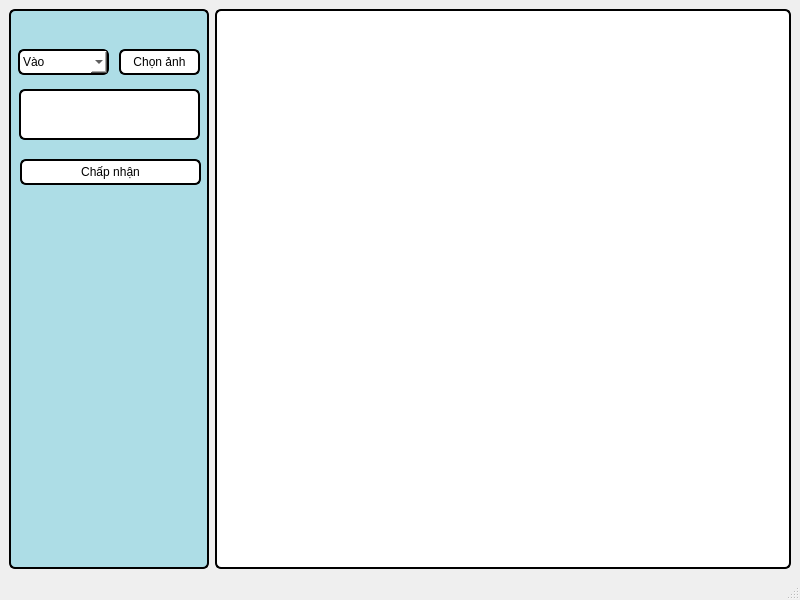
First picture: the form in resources/layouts/main_window.ui, repository huyquang-bka/smart_parking_lot, before the edit.
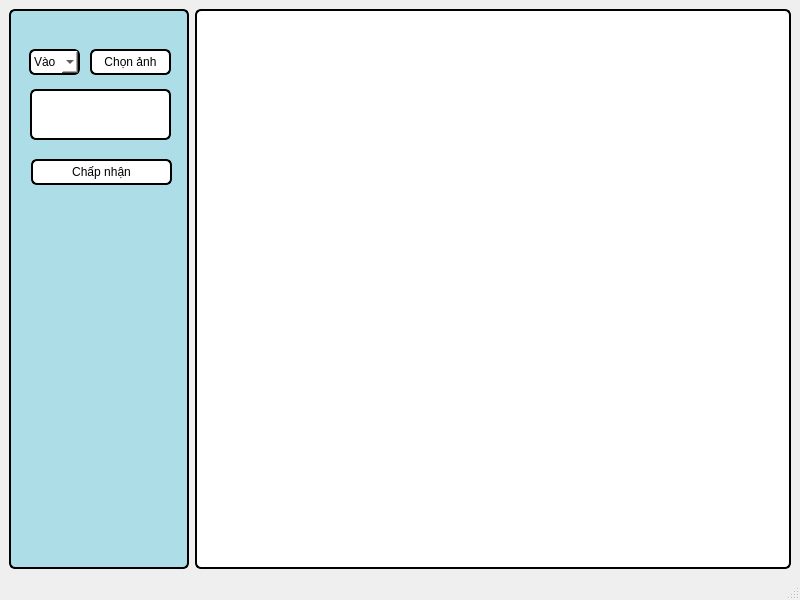
Second picture: the form after the edit.

Patch:
```diff
--- a/resources/layouts/main_window.ui
+++ b/resources/layouts/main_window.ui
@@ -19,7 +19,7 @@
      <widget class="QGroupBox" name="groupBox">
       <property name="maximumSize">
        <size>
-        <width>200</width>
+        <width>180</width>
         <height>16777215</height>
        </size>
       </property>
@@ -35,9 +35,9 @@
       <widget class="QComboBox" name="combo_options">
        <property name="geometry">
         <rect>
-         <x>9</x>
+         <x>20</x>
          <y>40</y>
-         <width>91</width>
+         <width>51</width>
          <height>26</height>
         </rect>
        </property>
@@ -67,7 +67,7 @@
       <widget class="QPushButton" name="btn_choose_file">
        <property name="geometry">
         <rect>
-         <x>110</x>
+         <x>81</x>
          <y>40</y>
          <width>81</width>
          <height>26</height>
@@ -100,9 +100,9 @@
       <widget class="QPushButton" name="btn_start">
        <property name="geometry">
         <rect>
-         <x>11</x>
+         <x>22</x>
          <y>150</y>
-         <width>181</width>
+         <width>141</width>
          <height>26</height>
         </rect>
        </property>
@@ -127,9 +127,9 @@
       <widget class="QTextEdit" name="qtext_file_path">
        <property name="geometry">
         <rect>
-         <x>10</x>
+         <x>21</x>
          <y>80</y>
-         <width>181</width>
+         <width>141</width>
          <height>51</height>
         </rect>
        </property>
@@ -142,8 +142,8 @@
         <string>&lt;!DOCTYPE HTML PUBLIC &quot;-//W3C//DTD HTML 4.0//EN&quot; &quot;http://www.w3.org/TR/REC-html40/strict.dtd&quot;&gt;
 &lt;html&gt;&lt;head&gt;&lt;meta name=&quot;qrichtext&quot; content=&quot;1&quot; /&gt;&lt;style type=&quot;text/css&quot;&gt;
 p, li { white-space: pre-wrap; }
-&lt;/style&gt;&lt;/head&gt;&lt;body style=&quot; font-family:'.AppleSystemUIFont'; font-size:13pt; font-weight:400; font-style:normal;&quot;&gt;
-&lt;p style=&quot;-qt-paragraph-type:empty; margin-top:0px; margin-bottom:0px; margin-left:0px; margin-right:0px; -qt-block-indent:0; text-indent:0px;&quot;&gt;&lt;br /&gt;&lt;/p&gt;&lt;/body&gt;&lt;/html&gt;</string>
+&lt;/style&gt;&lt;/head&gt;&lt;body style=&quot; font-family:'MS Shell Dlg 2'; font-size:8.25pt; font-weight:400; font-style:normal;&quot;&gt;
+&lt;p style=&quot;-qt-paragraph-type:empty; margin-top:0px; margin-bottom:0px; margin-left:0px; margin-right:0px; -qt-block-indent:0; text-indent:0px; font-family:'.AppleSystemUIFont'; font-size:13pt;&quot;&gt;&lt;br /&gt;&lt;/p&gt;&lt;/body&gt;&lt;/html&gt;</string>
        </property>
       </widget>
      </widget>
```
Left out of the diff: 32 changed lines with no effect on the pictures.
